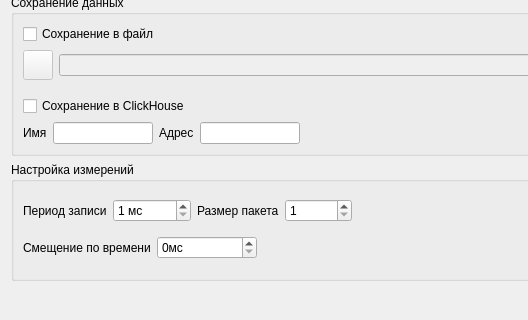
First picture: the form in src/SVMonitor/forms/settings_dialog.ui, repository Tyill/SVisual, before the edit; both pictures show x 0 to 528 and y 390 to 710 of the 700 by 710 pixel window.
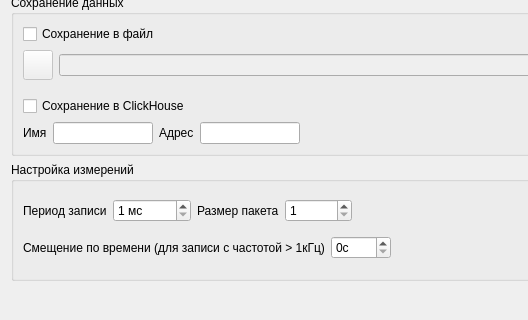
Second picture: the form after the edit. Icons and pictures are not drawn.

Patch:
```diff
--- a/src/SVMonitor/forms/settings_dialog.ui
+++ b/src/SVMonitor/forms/settings_dialog.ui
@@ -630,23 +630,17 @@
         <item>
          <widget class="QLabel" name="label_9">
           <property name="text">
-           <string>Смещение по времени</string>
+           <string>Смещение по времени (для записи c частотой &gt; 1кГц)</string>
           </property>
          </widget>
         </item>
         <item>
-         <widget class="QSpinBox" name="spinTimeOffsetMs">
-          <property name="minimumSize">
-           <size>
-            <width>100</width>
-            <height>1</height>
-           </size>
-          </property>
+         <widget class="QSpinBox" name="spinTimeOffsetSec">
           <property name="suffix">
-           <string>мс</string>
+           <string>с</string>
           </property>
           <property name="maximum">
-           <number>1000000</number>
+           <number>1000</number>
           </property>
          </widget>
         </item>
```
